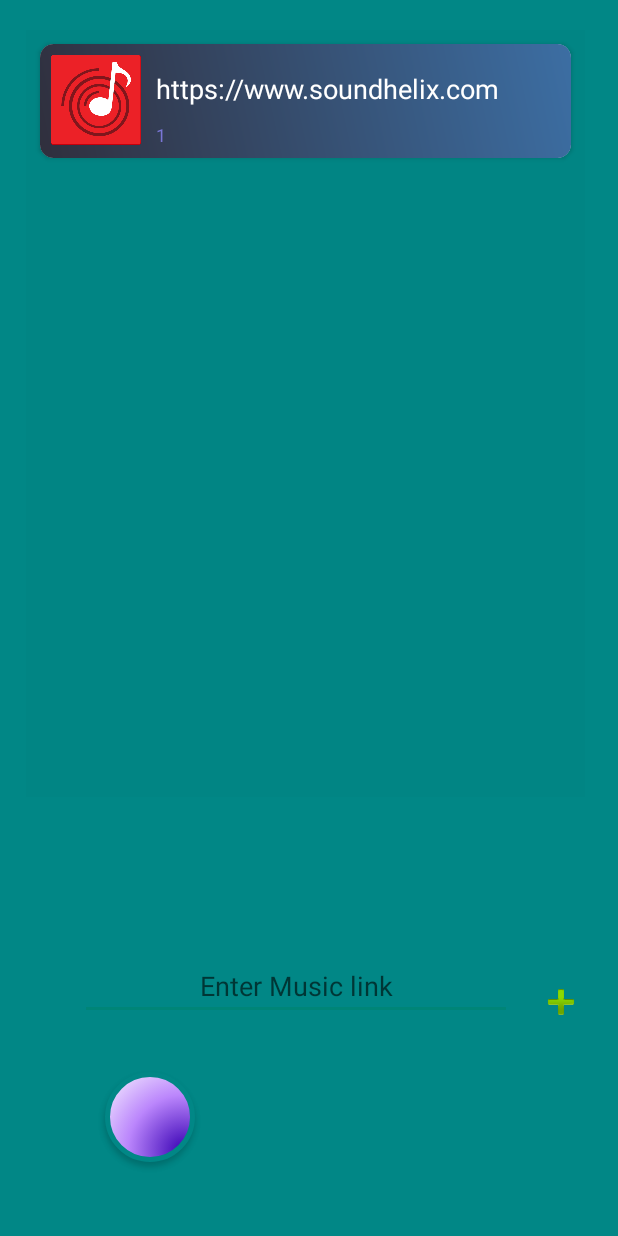
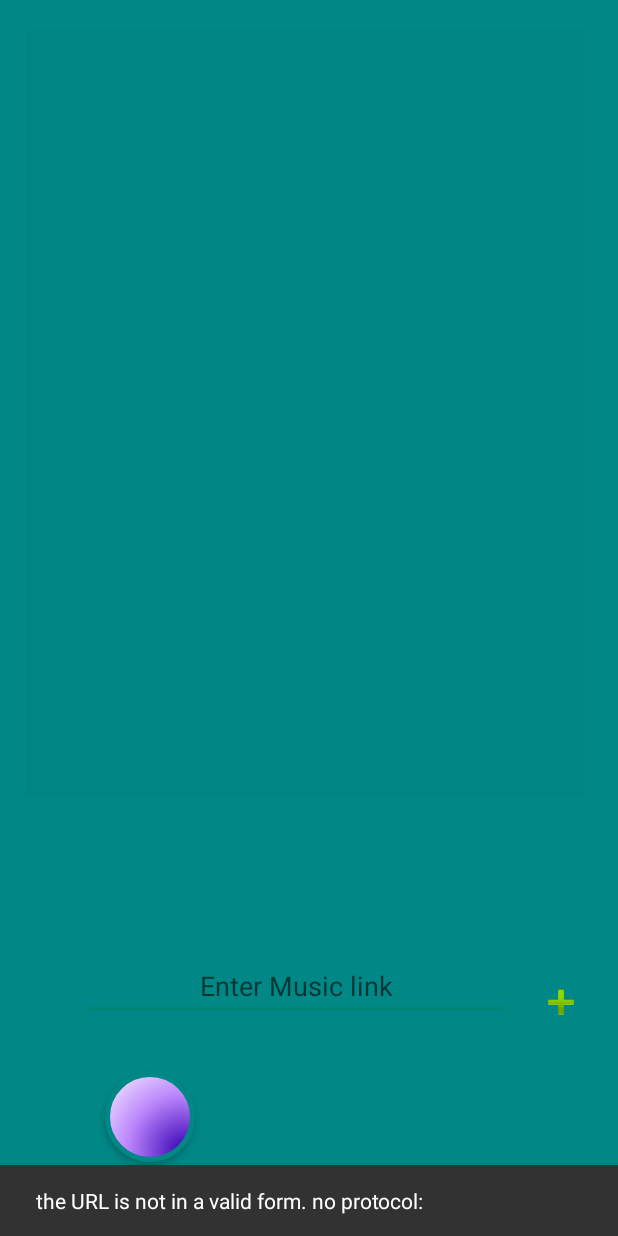
Before and after one commit to Shay-M/MediaPlayer, an Android app: the screen it shows after launch (MainActivity), after a tap on "Add link", on a phone screen of 412 x 824 dp. Run offline under Robolectric (Android 15) with nearby library versions, the phone set to English and light mode, and no system bars.

Commit message:
Validating URL

```diff
--- a/app/src/main/java/com/example/mediaplayer/MainActivity.java
+++ b/app/src/main/java/com/example/mediaplayer/MainActivity.java
@@ -92,6 +92,7 @@ import androidx.recyclerview.widget.RecyclerView;
 
 import com.example.mediaplayer.SongsRecyclerView.SongAdapter;
 import com.example.mediaplayer.SongsRecyclerView.SongItem;
+import com.google.android.material.snackbar.Snackbar;
 
 import java.util.ArrayList;
 import java.util.List;
@@ -118,18 +119,28 @@ public class MainActivity extends AppCompatActivity {
 
         ManagerListSongs managerListSongs = new ManagerListSongs();
 
-//        songsList.add(new SongItem("null", managerListSongs.getListOfUrlSongs().get(1),"1",null));
-//        songsList.add(new SongItem("null", managerListSongs.getListOfUrlSongs().get(0),"2",null));
-//        songsList.add(new SongItem("null", managerListSongs.getListOfUrlSongs().get(1),"1",null));
-//        songsList.add(new SongItem("null", managerListSongs.getListOfUrlSongs().get(0),"2",null));
-//        songsList.add(new SongItem("null", managerListSongs.getListOfUrlSongs().get(1),"1",null));
-//        songsList.add(new SongItem("null", managerListSongs.getListOfUrlSongs().get(0),"2",null));
-//        songsList.add(new SongItem("null", managerListSongs.getListOfUrlSongs().get(1), "1", null));
-//        songsList.add(new SongItem("null", managerListSongs.getListOfUrlSongs().get(0), "2", null));
+//        try {
+//            managerListSongs.addSong("https://www.soundhelix.com/examples/mp3/SoundHelix-Song-7.mp3");
+//        } catch (Exception e) {
+//            e.printStackTrace();
+//        }
+//        try {
+//            managerListSongs.addSong("https://www.soundhelix.com/examples/mp3/SoundHelix-Song-15.mp3");
+//        } catch (Exception e) {
+//            e.printStackTrace();
+//        }
+//        try {
+//            managerListSongs.addSong("https://file-examples-com.github.io/uploads/2017/11/file_example_MP3_2MG.mp3");
+//        } catch (Exception e) {
+//            e.printStackTrace();
+//        }
+
 
         SongAdapter songAdapter = new SongAdapter(managerListSongs.getListOfSongsItems());
         recyclerView.setAdapter(songAdapter);
-        //play
+
+
+        //play button
         playBtn.setOnClickListener(view -> {
 
             intent = new Intent(MainActivity.this, MusicPlayerService.class);
@@ -137,12 +148,21 @@ public class MainActivity extends AppCompatActivity {
             startService(intent);
 
         });
-        //add a song by link
+        //add button,add a song by link
         addBtn.setOnClickListener(view -> {
             String link = linkEt.getText().toString();
-//            if (!link.isEmpty())
-            managerListSongs.addSong(link);//sen to
-
+            //if (!link.isEmpty()) {
+//                managerListSongs.addSong(link);//sen to
+                try {
+                    managerListSongs.addSong(link);//sen to
+                } catch (Exception e) {
+//                    e.printStackTrace();
+                    Snackbar snackbar = Snackbar
+                            .make(view, "" + e.getMessage(), Snackbar.LENGTH_LONG);
+                    snackbar.show();
+                }
+            //}
+            linkEt.setText("");
         });
 
         /*imageButton.setOnClickListener(view -> {
--- a/app/src/main/java/com/example/mediaplayer/ManagerListSongs.java
+++ b/app/src/main/java/com/example/mediaplayer/ManagerListSongs.java
@@ -4,6 +4,9 @@ import android.util.Log;
 
 import com.example.mediaplayer.SongsRecyclerView.SongItem;
 
+import java.net.MalformedURLException;
+import java.net.URISyntaxException;
+import java.net.URL;
 import java.util.ArrayList;
 import java.util.List;
 
@@ -16,18 +19,15 @@ public class ManagerListSongs {
     //    ListSongsManager(ArrayList<String> listOfSongsGet) {
     ManagerListSongs() {
         listOfUrlSongs = new ArrayList<>();
-        listOfUrlSongs.add("https://www.soundhelix.com/examples/mp3/SoundHelix-Song-7.mp3");
-        listOfUrlSongs.add("https://www.soundhelix.com/examples/mp3/SoundHelix-Song-15.mp3");
-        listOfUrlSongs.add("https://file-examples-com.github.io/uploads/2017/11/file_example_MP3_2MG.mp3");
+//        listOfUrlSongs.add("https://www.soundhelix.com/examples/mp3/SoundHelix-Song-7.mp3");
+//        listOfUrlSongs.add("https://www.soundhelix.com/examples/mp3/SoundHelix-Song-15.mp3");
+//        listOfUrlSongs.add("https://file-examples-com.github.io/uploads/2017/11/file_example_MP3_2MG.mp3");
 
         listOfSongsItems = new ArrayList<>();
-        listOfSongsItems.add(new SongItem("null", this.getListOfUrlSongs().get(1), "1", null));
-
+//        listOfSongsItems.add(new SongItem("null", this.getListOfUrlSongs().get(1), "1", null));
 
     }
 
-    public void addSongItem() {
-    }
 
     public List<SongItem> getListOfSongsItems() {
         return listOfSongsItems;
@@ -37,26 +37,38 @@ public class ManagerListSongs {
         return listOfUrlSongs;
     }
 
-    public void addSong(String stringUrl) {
+    public void addSong(String stringUrl) throws Exception {
 
-        String NameOfSongFromUrl = null;
+        String NameOfSongFromUrl = stringUrl.substring(stringUrl.lastIndexOf('/') + 1);
+        // Url Validator
+
         try {
-            NameOfSongFromUrl = stringUrl.substring(stringUrl.lastIndexOf('/') + 1);
-        } catch (Exception e) {
-            e.printStackTrace();
+            new URL(stringUrl).toURI();
+        } catch (MalformedURLException | URISyntaxException e) {
+            Log.d("addSong", "the URL is not in a valid form: " + e.getMessage());
+            NameOfSongFromUrl = "";
+            throw new Exception("the URL is not in a valid form. " + e.getMessage());
         }
 
-//        UrlValidator urlValidator = new UrlValidator();
-//        urlValidator.isValid("http://my favorite site!");
+        if (!NameOfSongFromUrl.isEmpty()) {
+            this.listOfUrlSongs.add(stringUrl);
+            Log.d("ManagerListSongs", "addSong: " + stringUrl);
+            listOfSongsItems.add(new SongItem(stringUrl, NameOfSongFromUrl, "1", null));
+        }
 
-        this.listOfUrlSongs.add(stringUrl);
-        Log.d("NameOfSongFromUrl", "addSong: " + NameOfSongFromUrl);
-
-
-
-        //
-
-//        UrlValidator urlValidator = new UrlValidator();
-//        urlValidator.isValid("http://my favorite site!");
+        /*try {
+            NameOfSongFromUrl = stringUrl.substring(stringUrl.lastIndexOf('/') + 1);
+            URL url = new URL(stringUrl);
+            URLConnection conn = url.openConnection();
+            conn.connect();
+        } catch (MalformedURLException e) {
+            Log.d("addSong", "the URL is not in a valid form. " + e.getMessage());
+            NameOfSongFromUrl = "";
+            //t
+        } catch (IOException e) {
+            Log.d("addSong", "the connection couldn't be established. " + e.getMessage());
+            NameOfSongFromUrl = "";
+            throw new Exception("the connection couldn't be established. " + e.getMessage());
+        }*/
     }
 }
```
